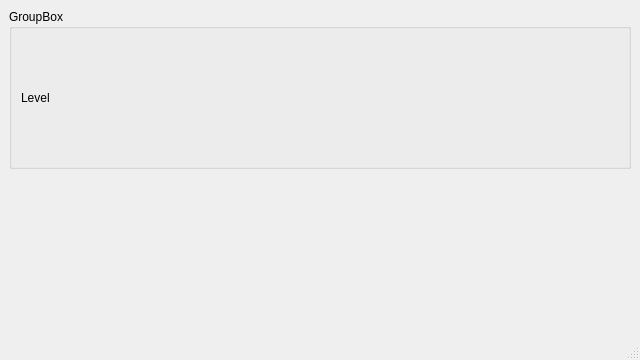
This is src/windows/mainwindow.ui in sardylan/audiovisual as Qt 5 draws it before an edit. The edited form follows.
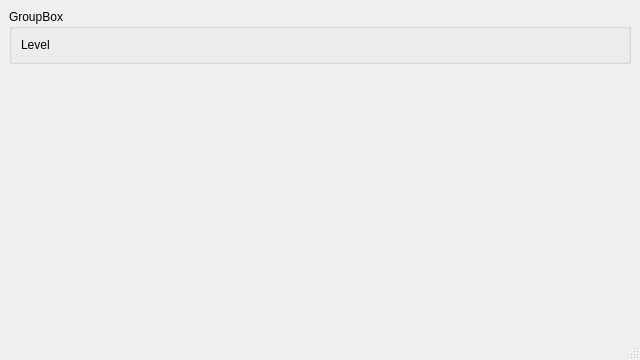
This is the edited form.

Diff of the .ui file:
```diff
--- a/src/windows/mainwindow.ui
+++ b/src/windows/mainwindow.ui
@@ -14,8 +14,8 @@
    <string>MainWindow</string>
   </property>
   <widget class="QWidget" name="centralwidget">
-   <layout class="QGridLayout" name="gridLayout" columnstretch="0,0">
-    <item row="1" column="0">
+   <layout class="QGridLayout" name="gridLayout" rowstretch="0,1">
+    <item row="0" column="0">
      <widget class="QGroupBox" name="groupBox">
       <property name="title">
        <string>GroupBox</string>
@@ -34,7 +34,7 @@
       </layout>
      </widget>
     </item>
-    <item row="2" column="0">
+    <item row="1" column="0">
      <spacer name="verticalSpacer">
       <property name="orientation">
        <enum>Qt::Vertical</enum>
```
Left out of the diff: 2 changed lines with no effect on the pictures.
